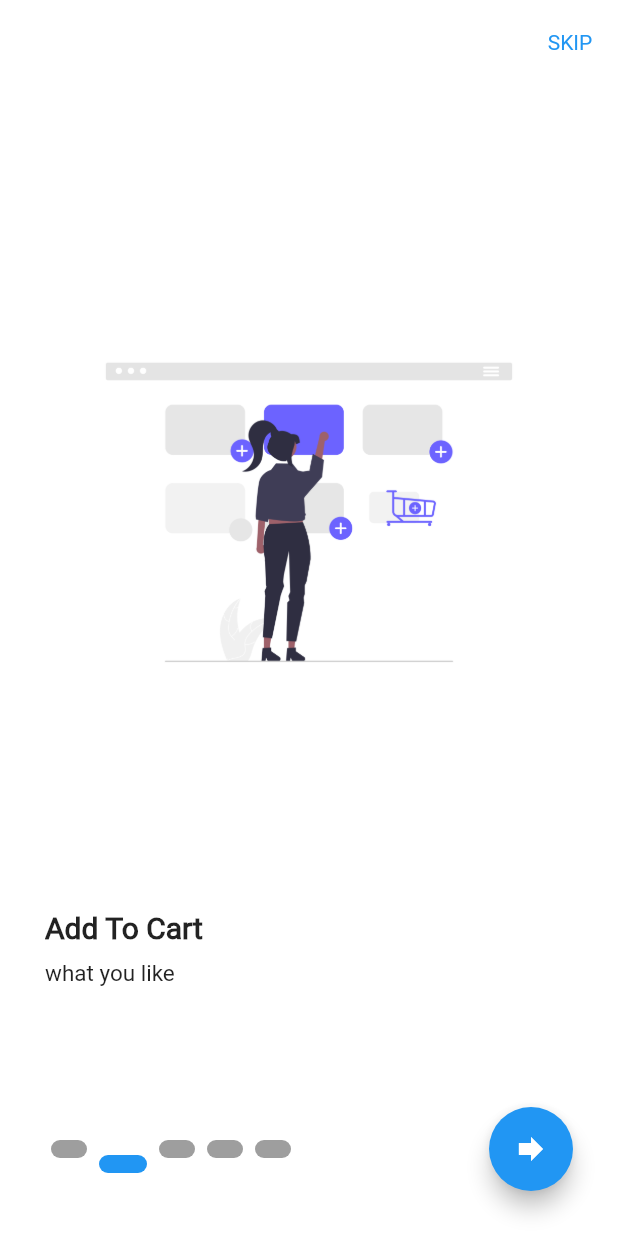
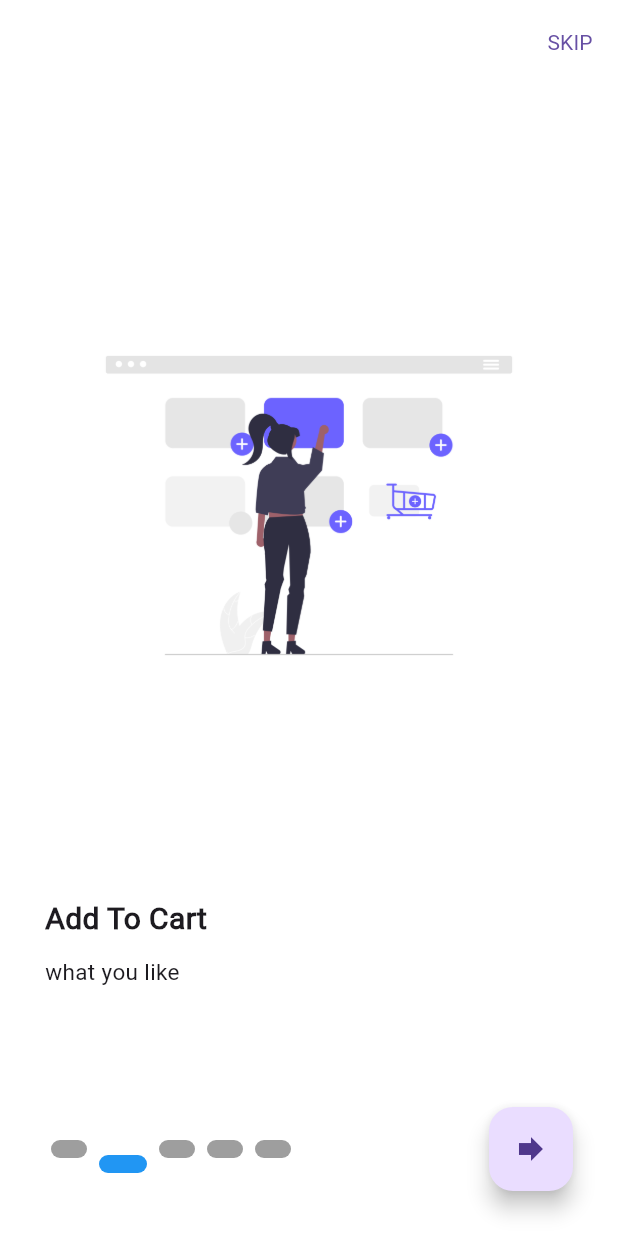
Before and after one commit to nour1245/ShopAPP, a Flutter app: the screen it shows after launch, swiped to page 2, on a phone screen of 412 x 824 dp. Run offline on Flutter 3.47's test engine with Material 2 defaults, Android fonts, the phone set to English and light mode, and no system bars; drawn by our look-alikes of smooth_page_indicator; our stand-ins replace cached_network_image, carousel_slider, conditional_builder_null_safety, dio, flutter_bloc, fluttertoast and 1 more; accounts and stored records are empty.

```diff
--- a/lib/cubit/shopcubit/shopcubit_cubit.dart
+++ b/lib/cubit/shopcubit/shopcubit_cubit.dart
@@ -21,10 +21,10 @@ class ShopCubit extends Cubit<ShopcubitStates> {
   ShopCubit() : super(ShopcubitInitial());
   static ShopCubit get(context) => BlocProvider.of(context);
   List<Widget> bottomScreens = [
-    ProductsScreen(),
-    CategoriesScreen(),
-    FavouritsScreen(),
-    SettingsScreen(),
+    const ProductsScreen(),
+    const CategoriesScreen(),
+    const FavouritsScreen(),
+    const SettingsScreen(),
   ];
   var currentIndex = 0;
 
--- a/lib/layout/shoplayout.dart
+++ b/lib/layout/shoplayout.dart
@@ -22,7 +22,7 @@ class ShopLayout extends StatelessWidget {
                 onPressed: () {
                   navigatTO(context, SearchScreen());
                 },
-                icon: Icon(
+                icon: const Icon(
                   Icons.search,
                 ),
               )
--- a/lib/models/cat_d_model.dart
+++ b/lib/models/cat_d_model.dart
@@ -1,6 +1,6 @@
 class CategegoryDModel {
   bool? status;
-  Null? message;
+  void message;
   Data? data;
 
   CategegoryDModel({required this.status, this.message, required this.data});
@@ -19,10 +19,10 @@ class Data {
   int? from;
   int? lastPage;
   String? lastPageUrl;
-  Null? nextPageUrl;
+  void nextPageUrl;
   String? path;
   int? perPage;
-  Null? prevPageUrl;
+  void prevPageUrl;
   int? to;
   int? total;
 
--- a/lib/models/fav_model.dart
+++ b/lib/models/fav_model.dart
@@ -12,7 +12,7 @@ class FavoritesModel {
 
 class UserFavorites {
   bool? status;
-  Null? message;
+  void message;
   Data? data;
 
   UserFavorites({this.status, this.message, this.data});
@@ -31,10 +31,10 @@ class Data {
   int? from;
   int? lastPage;
   String? lastPageUrl;
-  Null? nextPageUrl;
+  void nextPageUrl;
   String? path;
   int? perPage;
-  Null? prevPageUrl;
+  void prevPageUrl;
   int? to;
   int? total;
 
--- a/lib/models/get_cart.dart
+++ b/lib/models/get_cart.dart
@@ -1,6 +1,6 @@
 class GetCartModel {
   bool? status;
-  Null? message;
+  void message;
   Data? data;
 
   GetCartModel({this.status, this.message, this.data});
--- a/lib/models/home_model.dart
+++ b/lib/models/home_model.dart
@@ -1,6 +1,6 @@
 class HomeModel {
   bool? status;
-  Null? message;
+  void message;
   Data? data;
 
   HomeModel({this.status, this.message, this.data});
@@ -40,7 +40,7 @@ class Banners {
   int? id;
   String? image;
   Category? category;
-  Null? product;
+  void product;
 
   Banners({this.id, this.image, this.category, this.product});
 
--- a/lib/modules/categoriesssreen/categories.dart
+++ b/lib/modules/categoriesssreen/categories.dart
@@ -55,7 +55,7 @@ class CategoriesScreen extends StatelessWidget {
                 Expanded(
                     child: Text(
                   'Total: ${ShopCubit.get(context).getcartmodel!.data!.total}',
-                  style: TextStyle(
+                  style: const TextStyle(
                     fontSize: 18,
                     fontWeight: FontWeight.w700,
                   ),
--- a/lib/modules/categoriesssreen/categoriess_d.dart
+++ b/lib/modules/categoriesssreen/categoriess_d.dart
@@ -7,7 +7,7 @@ import '../../cubit/shopcubit/shopcubit_state.dart';
 import '../../shared/components/components.dart';
 
 class CatD extends StatefulWidget {
-  CatD({super.key, this.id});
+  const CatD({super.key, this.id});
   final id;
 
   @override
--- a/lib/modules/favoritesscreen/favorites.dart
+++ b/lib/modules/favoritesscreen/favorites.dart
@@ -3,7 +3,6 @@ import 'package:flutter/material.dart';
 import 'package:flutter_bloc/flutter_bloc.dart';
 import 'package:shop_app/cubit/shopcubit/shopcubit_cubit.dart';
 import 'package:shop_app/cubit/shopcubit/shopcubit_state.dart';
-import 'package:shop_app/models/shop_models.dart';
 import 'package:shop_app/shared/components/components.dart';
 
 class FavouritsScreen extends StatelessWidget {
--- a/lib/modules/loginscreen/loginscreen.dart
+++ b/lib/modules/loginscreen/loginscreen.dart
@@ -1,10 +1,8 @@
 import 'package:conditional_builder_null_safety/conditional_builder_null_safety.dart';
 import 'package:flutter/material.dart';
 import 'package:flutter_bloc/flutter_bloc.dart';
-import 'package:fluttertoast/fluttertoast.dart';
 import 'package:shop_app/cubit/logincubit/login_cubit.dart';
 import 'package:shop_app/layout/shoplayout.dart';
-import 'package:shop_app/models/shop_models.dart';
 import 'package:shop_app/modules/registerscreen/registerscreen.dart';
 import 'package:shop_app/shared/components/components.dart';
 import 'package:shop_app/shared/components/constants.dart';
@@ -29,7 +27,7 @@ class LoginScreen extends StatelessWidget {
                 value: state.loginModel.data!.token,
               ).then((value) {
                 token = state.loginModel.data!.token;
-                navigatAndReplace(context, ShopLayout());
+                navigatAndReplace(context, const ShopLayout());
               });
               showToast(msg: state.loginModel.message, color: Colors.green);
             } else {
@@ -53,7 +51,7 @@ class LoginScreen extends StatelessWidget {
                           'LOGIN',
                           style: Theme.of(context)
                               .textTheme
-                              .headline4
+                              .headlineMedium
                               ?.copyWith(color: Colors.black),
                         ),
 
--- a/lib/modules/onbordingscreen/onboardscreen.dart
+++ b/lib/modules/onbordingscreen/onboardscreen.dart
@@ -16,7 +16,7 @@ class BoardingModel {
 }
 
 class OnboardScreen extends StatefulWidget {
-  OnboardScreen({super.key});
+  const OnboardScreen({super.key});
 
   @override
   State<OnboardScreen> createState() => _OnboardScreenState();
--- a/lib/modules/product_details/product_details_screen.dart
+++ b/lib/modules/product_details/product_details_screen.dart
@@ -1,5 +1,4 @@
 import 'package:cached_network_image/cached_network_image.dart';
-import 'package:conditional_builder_null_safety/conditional_builder_null_safety.dart';
 import 'package:flutter/material.dart';
 import 'package:flutter_bloc/flutter_bloc.dart';
 import 'package:shop_app/models/home_model.dart';
--- a/lib/modules/registerscreen/registerscreen.dart
+++ b/lib/modules/registerscreen/registerscreen.dart
@@ -29,7 +29,7 @@ class RegisterScreen extends StatelessWidget {
                   value: state.loginModel.data!.token,
                 ).then((value) {
                   token = state.loginModel.data!.token;
-                  navigatAndReplace(context, ShopLayout());
+                  navigatAndReplace(context, const ShopLayout());
                 });
                 showToast(msg: state.loginModel.message, color: Colors.green);
               } else {
@@ -52,7 +52,7 @@ class RegisterScreen extends StatelessWidget {
                           'Register',
                           style: Theme.of(context)
                               .textTheme
-                              .headline4
+                              .headlineMedium
                               ?.copyWith(color: Colors.black),
                         ),
 
--- a/lib/modules/searchscreen/searchscreen.dart
+++ b/lib/modules/searchscreen/searchscreen.dart
@@ -1,4 +1,3 @@
-import 'dart:math';
 
 import 'package:flutter/material.dart';
 import 'package:flutter_bloc/flutter_bloc.dart';
@@ -42,7 +41,7 @@ class SearchScreen extends StatelessWidget {
                   const SizedBox(
                     height: 3,
                   ),
-                  if (state is LoadingSearchState) LinearProgressIndicator(),
+                  if (state is LoadingSearchState) const LinearProgressIndicator(),
                   if (state is SearchLoadState)
                     Expanded(
                       child: ListView.separated(
--- a/lib/modules/settingsscreen/settings.dart
+++ b/lib/modules/settingsscreen/settings.dart
@@ -2,14 +2,13 @@ import 'package:cached_network_image/cached_network_image.dart';
 import 'package:flutter/material.dart';
 
 import 'package:flutter_bloc/flutter_bloc.dart';
-import 'package:image_picker/image_picker.dart';
 import 'package:shop_app/cubit/shopcubit/shopcubit_cubit.dart';
 import 'package:shop_app/cubit/shopcubit/shopcubit_state.dart';
 import 'package:shop_app/shared/components/components.dart';
 import 'package:shop_app/shared/components/constants.dart';
 
 class SettingsScreen extends StatelessWidget {
-  SettingsScreen({super.key});
+  const SettingsScreen({super.key});
 
   @override
   Widget build(BuildContext context) {
--- a/lib/shared/components/components.dart
+++ b/lib/shared/components/components.dart
@@ -1,9 +1,7 @@
 import 'package:cached_network_image/cached_network_image.dart';
 import 'package:flutter/material.dart';
 import 'package:fluttertoast/fluttertoast.dart';
-import 'package:shimmer/shimmer.dart';
 import 'package:shop_app/cubit/shopcubit/shopcubit_cubit.dart';
-import 'package:shop_app/models/searchproducts.dart';
 
 Widget DefultButtn({
   var height = 50.0,
@@ -171,7 +169,7 @@ Widget buildListItem(model, context, {bool isOldPrice = true}) => Padding(
                         mainAxisAlignment: MainAxisAlignment.start,
                         mainAxisSize: MainAxisSize.min,
                         children: [
-                          Container(
+                          SizedBox(
                             width: 90,
                             child: Text(
                               '${model.price}',
--- a/lib/shared/components/constants.dart
+++ b/lib/shared/components/constants.dart
@@ -1,4 +1,3 @@
-import 'package:shop_app/models/shop_models.dart';
 import 'package:shop_app/modules/loginscreen/loginscreen.dart';
 import 'package:shop_app/shared/components/components.dart';
 import 'package:shop_app/shared/network/local/cash_helper.dart';
--- a/lib/shared/styels/theme.dart
+++ b/lib/shared/styels/theme.dart
@@ -2,6 +2,7 @@ import 'package:flutter/material.dart';
 import 'package:flutter/services.dart';
 
 var lightTheme = ThemeData(
+  useMaterial3: true,
   fontFamily: 'Roboto-Regular',
   inputDecorationTheme: InputDecorationTheme(
     focusedBorder: OutlineInputBorder(
@@ -44,7 +45,7 @@ var lightTheme = ThemeData(
     elevation: 0.0,
   ),
   textTheme: const TextTheme(
-    bodyText1: TextStyle(
+    bodyLarge: TextStyle(
       color: Colors.black,
       fontSize: 18.0,
       fontWeight: FontWeight.w800,
@@ -53,6 +54,7 @@ var lightTheme = ThemeData(
 );
 
 var darkTheme = ThemeData(
+  useMaterial3: true,
   fontFamily: 'Roboto-Regular',
   inputDecorationTheme: InputDecorationTheme(
     focusedBorder: OutlineInputBorder(
@@ -96,10 +98,10 @@ var darkTheme = ThemeData(
     elevation: 0.0,
   ),
   textTheme: const TextTheme(
-    subtitle1: TextStyle(
+    titleMedium: TextStyle(
       color: Colors.white,
     ),
-    bodyText1: TextStyle(
+    bodyLarge: TextStyle(
       color: Colors.white,
       fontSize: 18.0,
       fontWeight: FontWeight.w800,
```
Also changed, not shown: lib/models/searchproducts.dart (+5 -5 lines), lib/modules/productsscreen/products.dart (+7 -7 lines), pubspec.lock, 1 other file.
